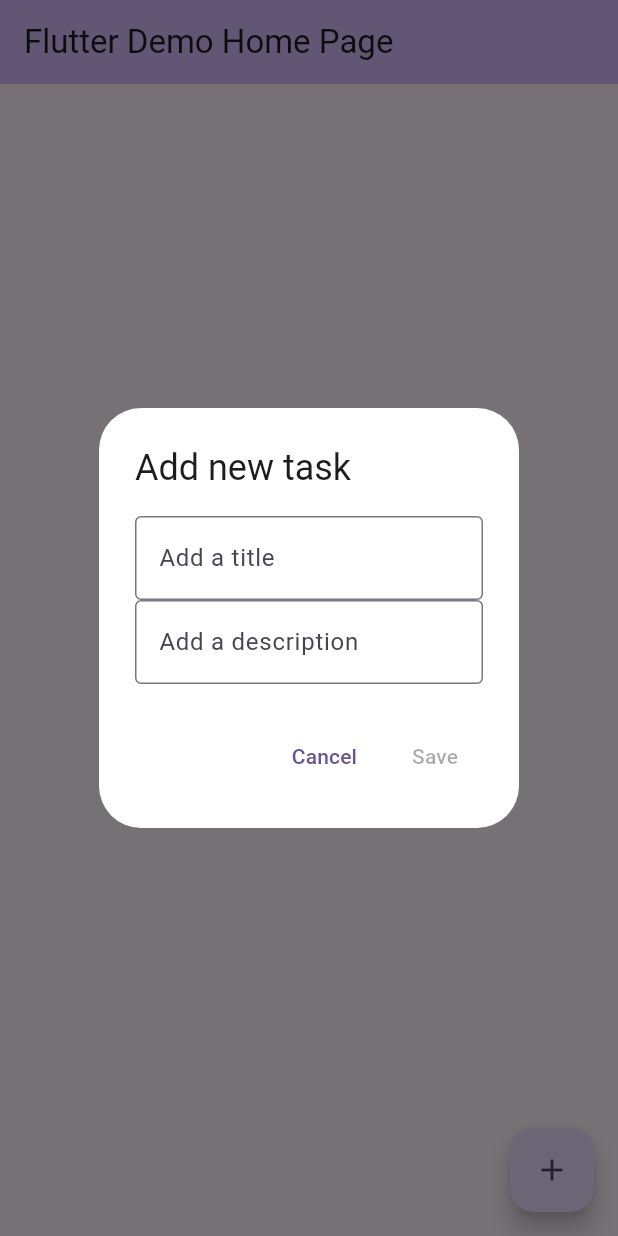
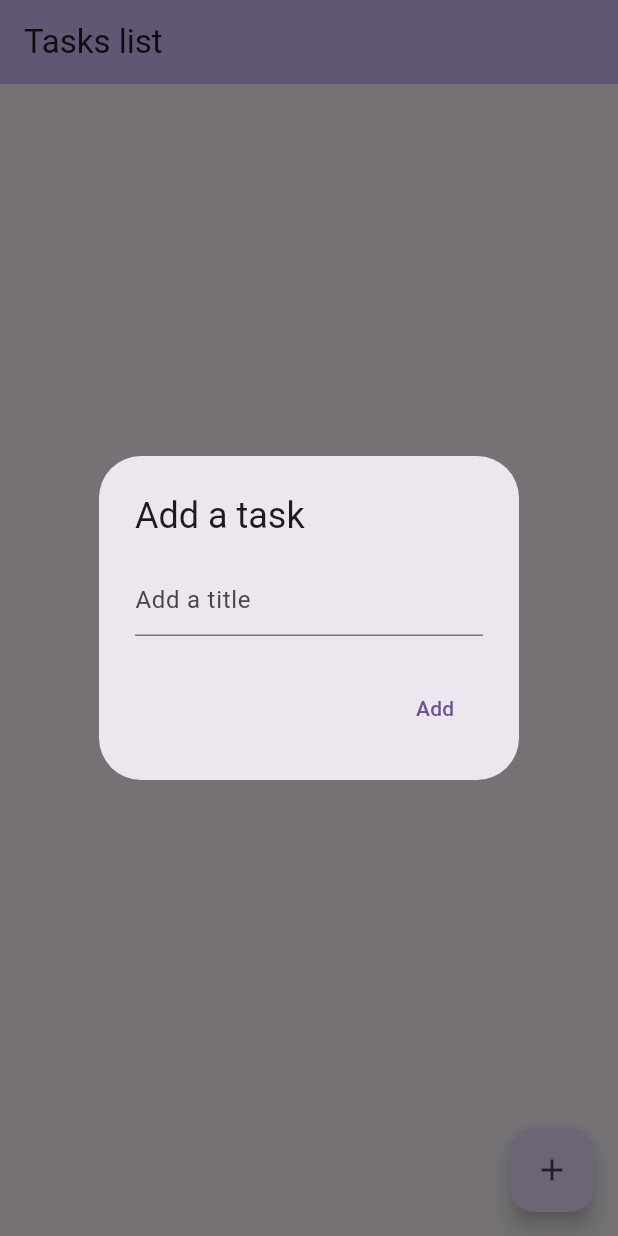
Before and after one commit to AndriySakharchukZuc/TPSIT-5ID-ZUCCANTE, a Flutter app: the screen it shows after launch, after a tap on the "add" icon, on a phone screen of 412 x 824 dp. Run offline on Flutter 3.47's test engine with Material 3 defaults, Android fonts, the phone set to English and light mode, and no system bars.

Commit message:
created widget todo_item, and notifier

```diff
--- a/todolistapp/lib/main.dart
+++ b/todolistapp/lib/main.dart
@@ -1,14 +1,14 @@
 import 'package:flutter/material.dart';
+import 'package:todolistapp/models/task.dart';
+import 'package:todolistapp/utils/notifier.dart';
+import 'package:provider/provider.dart';
+import 'package:todolistapp/widgets/todo_item.dart';
 
 void main() {
   runApp(const MyApp());
 }
 
-final _titleController = TextEditingController();
-final _descController = TextEditingController();
-
-
-
+List<Task> tasks = [];
 
 class MyApp extends StatelessWidget {
   const MyApp({super.key});
@@ -18,10 +18,11 @@ class MyApp extends StatelessWidget {
     return MaterialApp(
       title: 'Flutter Demo',
       debugShowCheckedModeBanner: false,
-      theme: ThemeData(
-        colorScheme: .fromSeed(seedColor: Colors.deepPurple),
+      theme: ThemeData(colorScheme: .fromSeed(seedColor: Colors.deepPurple)),
+      home: ChangeNotifierProvider(
+        create: (notifier) => TasksListNotifier(),
+        child: const MyHomePage(title: 'Tasks list'),
       ),
-      home: const MyHomePage(title: 'Flutter Demo Home Page'),
     );
   }
 }
@@ -35,64 +36,55 @@ class MyHomePage extends StatefulWidget {
 }
 
 class _MyHomePageState extends State<MyHomePage> {
-  void addTaskDialog(){
+  final _titleController = TextEditingController();
 
-    showDialog(
+  Future<void> _displayCreatingDialog(TasksListNotifier tln) async {
+    return showDialog(
       context: context,
-        builder: (context){
+      builder: (BuildContext ctx) {
         return AlertDialog(
-            backgroundColor: Colors.white,
-            title: const Text("Add new task"),
-            content: Column(
-              mainAxisSize: MainAxisSize.min,
-              children: [
-                TextField(
+          title: const Text('Add a task'),
+          content: TextField(
             controller: _titleController,
-                  decoration: const InputDecoration(
-                      border: OutlineInputBorder(),
-                      hintText: "Add a title"
+            decoration: const InputDecoration(hintText: 'Add a title'),
           ),
-                ),
-                TextField(
-                  controller: _descController,
-                  decoration: const InputDecoration(
-                      border:  OutlineInputBorder(),
-                      hintText: "Add a description"
-                  ),
-                )
-              ],
-            ),
-            actions: [
+          actions: <Widget>[
             TextButton(
-                onPressed: () => Navigator.of(context).pop(),
-                child: const Text("Cancel"),
-              ),
-              TextButton(
-                  onPressed: null, //TODO implement a saving (creating) a task with infos from text controllers
-                  child: const Text("Save")
+              onPressed: () {
+                Navigator.of(ctx).pop();
+                tln.addTask(_titleController.text);
+                _titleController.clear();
+              },
+              child: const Text('Add'),
             ),
           ],
         );
-        });
+      },
+    );
   }
 
   @override
   Widget build(BuildContext context) {
+    final TasksListNotifier notifier = context.watch<TasksListNotifier>();
+
     return Scaffold(
       appBar: AppBar(
         backgroundColor: Theme.of(context).colorScheme.inversePrimary,
         title: Text(widget.title),
       ),
       body: Center(
-        child: Column(
-          mainAxisAlignment: .center,
-          children: [
-          ],
+        child: ListView.builder(
+          padding: const EdgeInsets.symmetric(vertical: 10),
+          itemCount: notifier.length,
+          itemBuilder: (context, index) {
+            Task task = notifier.getTask(index);
+            return TaskItem(task: task);
+          },
         ),
       ),
       floatingActionButton: FloatingActionButton(
-        onPressed: addTaskDialog,
-        tooltip: 'Increment',
+        onPressed: () => _displayCreatingDialog(notifier),
+        tooltip: 'Add task',
         child: const Icon(Icons.add),
       ),
     );
--- /dev/null
+++ b/todolistapp/lib/utils/notifier.dart
@@ -0,0 +1,24 @@
+import 'package:flutter/material.dart';
+import 'package:todolistapp/models/task.dart';
+
+class TasksListNotifier with ChangeNotifier {
+  final _tasks = <Task>[];
+  int get length => _tasks.length;
+
+  void addTask(String name) {
+    _tasks.add(Task(name: name, completed: false));
+    notifyListeners();
+  }
+
+  void changeTask(Task task) {
+    task.completed = !task.completed;
+    notifyListeners();
+  }
+
+  void deleteTask(Task task) {
+    _tasks.remove(task);
+    notifyListeners();
+  }
+
+  Task getTask(int i) => _tasks[i];
+}
--- a/todolistapp/pubspec.yaml
+++ b/todolistapp/pubspec.yaml
@@ -2,7 +2,7 @@ name: todolistapp
 description: "A new Flutter project."
 # The following line prevents the package from being accidentally published to
 # pub.dev using `flutter pub publish`. This is preferred for private packages.
-publish_to: 'none' # Remove this line if you wish to publish to pub.dev
+publish_to: "none" # Remove this line if you wish to publish to pub.dev
 
 # The following defines the version and build number for your application.
 # A version number is three numbers separated by dots, like 1.2.43
@@ -19,7 +19,7 @@ publish_to: 'none' # Remove this line if you wish to publish to pub.dev
 version: 1.0.0+1
 
 environment:
-  sdk: ^3.10.1
+  sdk: ^3.10.7
 
 # Dependencies specify other packages that your package needs in order to work.
 # To automatically upgrade your package dependencies to the latest versions
@@ -30,6 +30,7 @@ environment:
 dependencies:
   flutter:
     sdk: flutter
+  provider: ^6.1.5+1
 
   # The following adds the Cupertino Icons font to your application.
   # Use with the CupertinoIcons class for iOS style icons.
@@ -51,7 +52,6 @@ dev_dependencies:
 
 # The following section is specific to Flutter packages.
 flutter:
-
   # The following line ensures that the Material Icons font is
   # included with your application, so that you can use the icons in
   # the material Icons class.
```
Also changed, not shown: todolistapp/lib/models/task.dart (+2 -15 lines), todolistapp/lib/utils/todo_list.dart (deleted, +0 -18 lines), todolistapp/lib/widgets/todo_item.dart (added, +34 -0 lines), todolistapp/pubspec.lock. Lines whose indentation alone changed are shown as unchanged.
